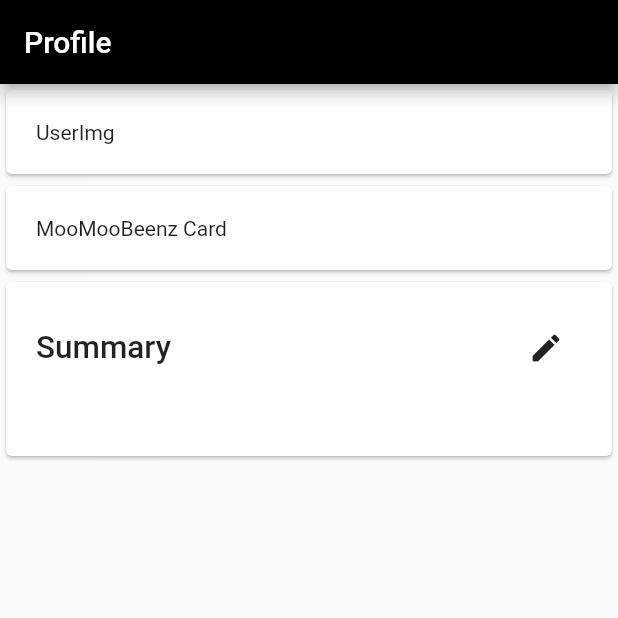
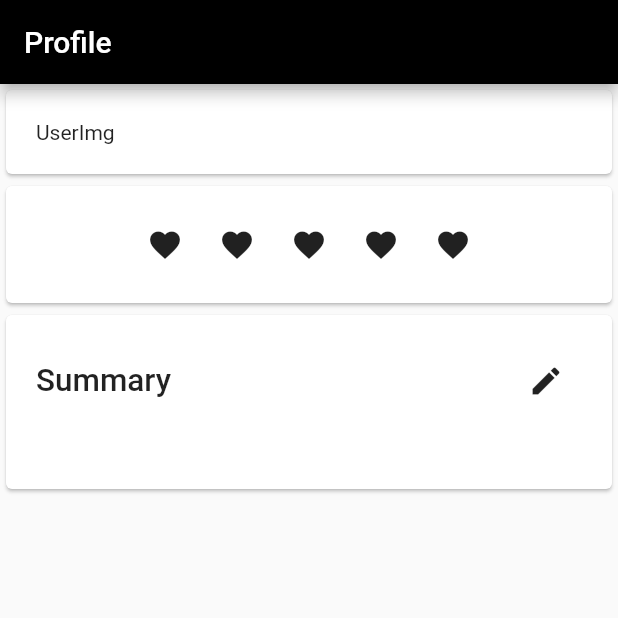
Before and after one commit to Nvor/MooMooBeenz, a Flutter app: the ProfilePage screen opened directly, on a phone screen of 412 x 824 dp, the top half of it. Run offline on Flutter 3.47's test engine with Material 2 defaults, Android fonts, the phone set to English and light mode, and no system bars; our stand-ins replace flutter_secure_storage, shared_preferences; accounts and stored records are empty; generated files the repository leaves out were written again; statements that could not run were skipped.

Commit message:
moomoobeenz card PoC #1

```diff
--- a/MooMooBeenz_App/lib/widgets/moomoobeenz-card.dart
+++ b/MooMooBeenz_App/lib/widgets/moomoobeenz-card.dart
@@ -1,12 +1,43 @@
 import 'package:flutter/material.dart';
 
-class MooMooBeenzCard extends StatelessWidget {
+class MooMooBeenzCard extends StatefulWidget {
+  @override
+  _MooMooBeenzCard createState() => _MooMooBeenzCard();
+}
+
+class _MooMooBeenzCard extends State<MooMooBeenzCard> {
+  List<bool> isSelected = [false, false, false, false, false];
+
   @override
   Widget build(BuildContext context) {
     return Card(
       child: Padding(
-        padding: EdgeInsets.all(20.0),
-        child: Text("MooMooBeenz Card")
+        padding: EdgeInsets.all(15.0),
+        child: Center(child:ToggleButtons(
+          children: <Widget> [
+            Icon(Icons.favorite),
+            Icon(Icons.favorite),
+            Icon(Icons.favorite),
+            Icon(Icons.favorite),
+            Icon(Icons.favorite)
+          ],
+          selectedColor: Colors.white,
+          fillColor: Colors.black,
+          splashColor: Colors.black,
+          renderBorder: false,
+          onPressed: (int index) {
+            setState(() {
+              for (int buttonIndex = 0; buttonIndex < isSelected.length; buttonIndex++) {
+                if (buttonIndex == index) {
+                  isSelected[buttonIndex] = !isSelected[buttonIndex];
+                } else {
+                  isSelected[buttonIndex] = false;
+                }
+              }
+            });
+          },
+          isSelected: isSelected
+        ))
       )
     );
   }
```
